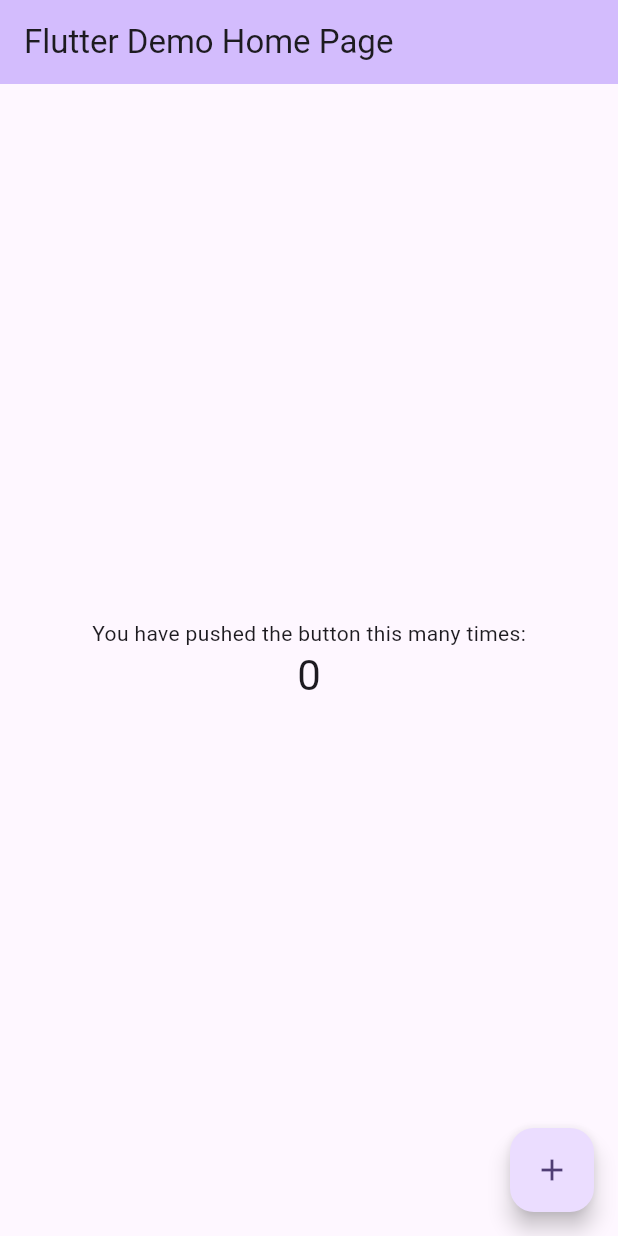
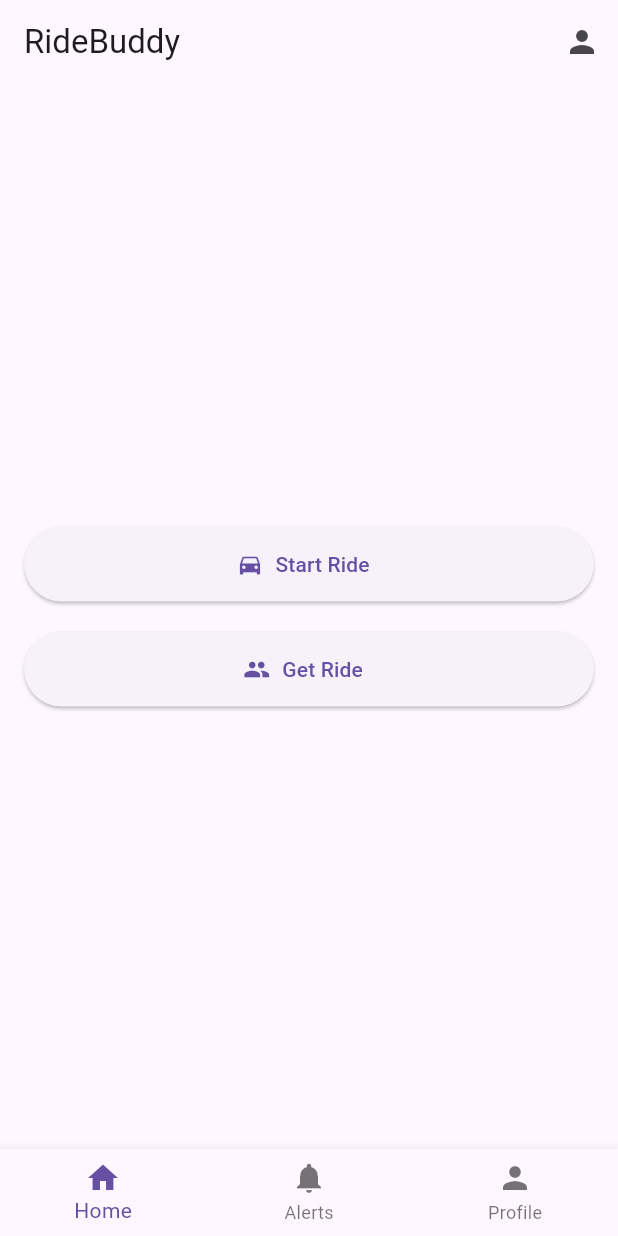
Before and after one commit to AnuroopFarkya11/Ride-Buddy, a Flutter app: the screen it shows after launch, on a phone screen of 412 x 824 dp. Run offline on Flutter 3.47's test engine with Material 3 defaults, Android fonts, the phone set to English and light mode, and no system bars.

Commit message:
updated main and app.dart

```diff
--- /dev/null
+++ b/lib/core/app.dart
@@ -0,0 +1,79 @@
+import 'package:flutter/material.dart';
+
+class RideBuddyApp extends StatelessWidget {
+  const RideBuddyApp({Key? key}) : super(key: key);
+
+  @override
+  Widget build(BuildContext context) {
+    return MaterialApp(
+      title: 'RideBuddy',
+      theme: ThemeData(
+        primarySwatch: Colors.blue,
+      ),
+      home: const HomeScreen(),
+    );
+  }
+}
+
+class HomeScreen extends StatelessWidget {
+  const HomeScreen({Key? key}) : super(key: key);
+
+  @override
+  Widget build(BuildContext context) {
+    return Scaffold(
+      appBar: AppBar(
+        title: const Text('RideBuddy'),
+        actions: [
+          IconButton(
+            onPressed: () {
+              // Navigate to Profile Screen
+            },
+            icon: const Icon(Icons.person),
+          ),
+        ],
+      ),
+      body: Padding(
+        padding: const EdgeInsets.all(16.0),
+        child: Column(
+          mainAxisAlignment: MainAxisAlignment.center,
+          children: [
+            ElevatedButton.icon(
+              onPressed: () {
+                Navigator.push(
+                  context,
+                  MaterialPageRoute(builder: (context) => const StartRideScreen()),
+                );
+              },
+              icon: const Icon(Icons.directions_car),
+              label: const Text('Start Ride'),
+              style: ElevatedButton.styleFrom(
+                minimumSize: const Size(double.infinity, 50),
+              ),
+            ),
+            const SizedBox(height: 20),
+            ElevatedButton.icon(
+              onPressed: () {
+                Navigator.push(
+                  context,
+                  MaterialPageRoute(builder: (context) => const GetRideScreen()),
+                );
+              },
+              icon: const Icon(Icons.people),
+              label: const Text('Get Ride'),
+              style: ElevatedButton.styleFrom(
+                minimumSize: const Size(double.infinity, 50),
+              ),
+            ),
+          ],
+        ),
+      ),
+      bottomNavigationBar: BottomNavigationBar(
+        items: const [
+          BottomNavigationBarItem(icon: Icon(Icons.home), label: 'Home'),
+          BottomNavigationBarItem(icon: Icon(Icons.notifications), label: 'Alerts'),
+          BottomNavigationBarItem(icon: Icon(Icons.person), label: 'Profile'),
+        ],
+      ),
+    );
+  }
+}
--- a/lib/main.dart
+++ b/lib/main.dart
@@ -1,125 +1,6 @@
 import 'package:flutter/material.dart';
+import 'package:ridebuddy/core/app.dart';
 
 void main() {
-  runApp(const MyApp());
+  runApp(const RideBuddyApp());
 }
-
-class MyApp extends StatelessWidget {
-  const MyApp({super.key});
-
-  // This widget is the root of your application.
-  @override
-  Widget build(BuildContext context) {
-    return MaterialApp(
-      title: 'Flutter Demo',
-      theme: ThemeData(
-        // This is the theme of your application.
-        //
-        // TRY THIS: Try running your application with "flutter run". You'll see
-        // the application has a purple toolbar. Then, without quitting the app,
-        // try changing the seedColor in the colorScheme below to Colors.green
-        // and then invoke "hot reload" (save your changes or press the "hot
-        // reload" button in a Flutter-supported IDE, or press "r" if you used
-        // the command line to start the app).
-        //
-        // Notice that the counter didn't reset back to zero; the application
-        // state is not lost during the reload. To reset the state, use hot
-        // restart instead.
-        //
-        // This works for code too, not just values: Most code changes can be
-        // tested with just a hot reload.
-        colorScheme: ColorScheme.fromSeed(seedColor: Colors.deepPurple),
-        useMaterial3: true,
-      ),
-      home: const MyHomePage(title: 'Flutter Demo Home Page'),
-    );
-  }
-}
-
-class MyHomePage extends StatefulWidget {
-  const MyHomePage({super.key, required this.title});
-
-  // This widget is the home page of your application. It is stateful, meaning
-  // that it has a State object (defined below) that contains fields that affect
-  // how it looks.
-
-  // This class is the configuration for the state. It holds the values (in this
-  // case the title) provided by the parent (in this case the App widget) and
-  // used by the build method of the State. Fields in a Widget subclass are
-  // always marked "final".
-
-  final String title;
-
-  @override
-  State<MyHomePage> createState() => _MyHomePageState();
-}
-
-class _MyHomePageState extends State<MyHomePage> {
-  int _counter = 0;
-
-  void _incrementCounter() {
-    setState(() {
-      // This call to setState tells the Flutter framework that something has
-      // changed in this State, which causes it to rerun the build method below
-      // so that the display can reflect the updated values. If we changed
-      // _counter without calling setState(), then the build method would not be
-      // called again, and so nothing would appear to happen.
-      _counter++;
-    });
-  }
-
-  @override
-  Widget build(BuildContext context) {
-    // This method is rerun every time setState is called, for instance as done
-    // by the _incrementCounter method above.
-    //
-    // The Flutter framework has been optimized to make rerunning build methods
-    // fast, so that you can just rebuild anything that needs updating rather
-    // than having to individually change instances of widgets.
-    return Scaffold(
-      appBar: AppBar(
-        // TRY THIS: Try changing the color here to a specific color (to
-        // Colors.amber, perhaps?) and trigger a hot reload to see the AppBar
-        // change color while the other colors stay the same.
-        backgroundColor: Theme.of(context).colorScheme.inversePrimary,
-        // Here we take the value from the MyHomePage object that was created by
-        // the App.build method, and use it to set our appbar title.
-        title: Text(widget.title),
-      ),
-      body: Center(
-        // Center is a layout widget. It takes a single child and positions it
-        // in the middle of the parent.
-        child: Column(
-          // Column is also a layout widget. It takes a list of children and
-          // arranges them vertically. By default, it sizes itself to fit its
-          // children horizontally, and tries to be as tall as its parent.
-          //
-          // Column has various properties to control how it sizes itself and
-          // how it positions its children. Here we use mainAxisAlignment to
-          // center the children vertically; the main axis here is the vertical
-          // axis because Columns are vertical (the cross axis would be
-          // horizontal).
-          //
-          // TRY THIS: Invoke "debug painting" (choose the "Toggle Debug Paint"
-          // action in the IDE, or press "p" in the console), to see the
-          // wireframe for each widget.
-          mainAxisAlignment: MainAxisAlignment.center,
-          children: <Widget>[
-            const Text(
-              'You have pushed the button this many times:',
-            ),
-            Text(
-              '$_counter',
-              style: Theme.of(context).textTheme.headlineMedium,
-            ),
-          ],
-        ),
-      ),
-      floatingActionButton: FloatingActionButton(
-        onPressed: _incrementCounter,
-        tooltip: 'Increment',
-        child: const Icon(Icons.add),
-      ), // This trailing comma makes auto-formatting nicer for build methods.
-    );
-  }
-}
```
Also changed, not shown: lib/screen/DRIVER_FLOW/startRide/start_ride_screen.dart (added), 1 other file.
